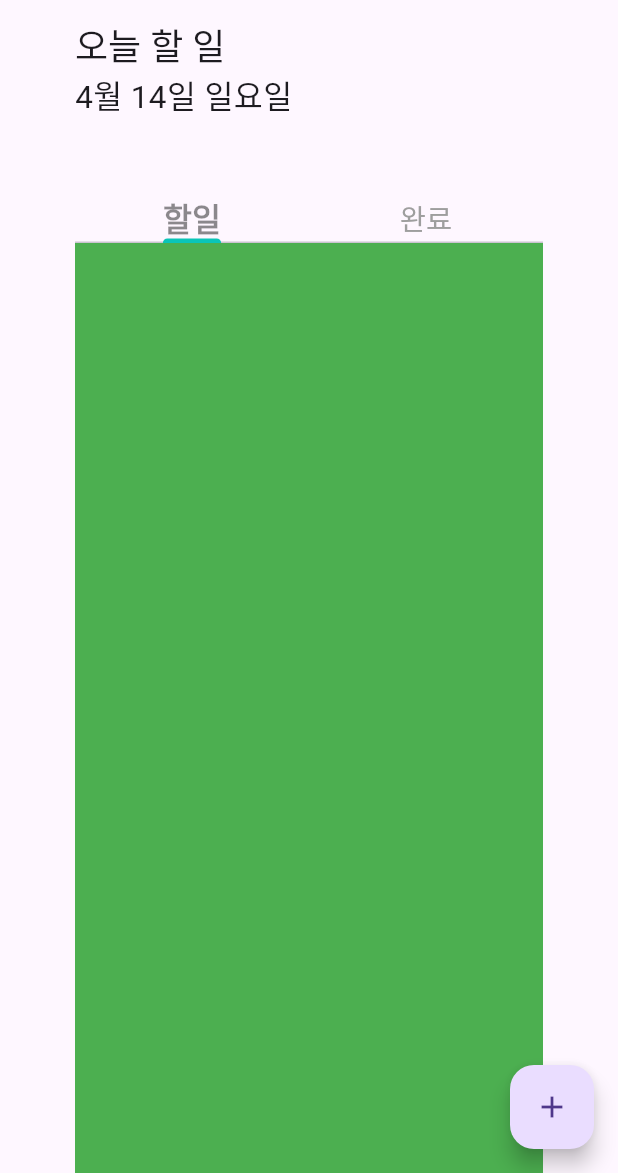
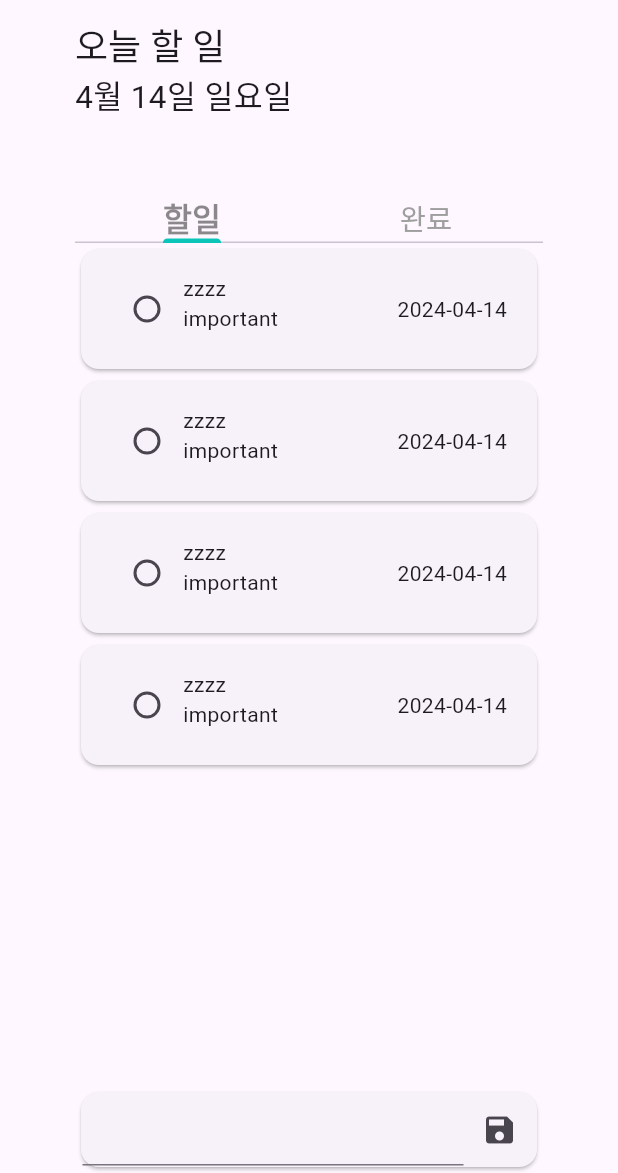
Before and after one commit to beetrbgus/sinchone-flutter, a Flutter app: the screen it shows after launch, on a phone screen of 412 x 824 dp, the part 63-1236 px from its top. Run offline on Flutter 3.47's test engine with Material 3 defaults, Android fonts, the phone set to English and light mode, and no system bars.

Commit message:
feat - 하단 추가 버튼 생성

```diff
--- a/todo/lib/models/todo.dart
+++ b/todo/lib/models/todo.dart
@@ -1,17 +1,28 @@
+import 'package:flutter/material.dart';
+
 class Todo {
   final String content;
   final DateTime deadline;
+  final Category category;
 
   Todo({
     required this.content,
     required this.deadline,
+    required this.category,
   });
 }
 
-enum Catetory {
+enum Category {
   today,
   important,
   planned,
   work,
   ;
 }
+
+const categoryIconse = {
+  Category.today: Icons.today,
+  Category.important: Icons.notification_important_rounded,
+  Category.planned: Icons.note_alt_sharp,
+  Category.work: Icons.work,
+};
--- a/todo/lib/todoMain.dart
+++ b/todo/lib/todoMain.dart
@@ -1,5 +1,7 @@
 import 'package:flutter/material.dart';
 import 'package:intl/intl.dart';
+import 'package:todo/models/todo.dart';
+import 'package:todo/todo_list/todo_list.dart';
 import 'package:todo/weekday.dart';
 
 final dateformatter = DateFormat("yyyy-MM-dd");
@@ -12,6 +14,29 @@ class TodoMain extends StatefulWidget {
 }
 
 class _TodoState extends State<TodoMain> with SingleTickerProviderStateMixin {
+  final _taskController = TextEditingController();
+  List<Todo> todos = [
+    Todo(
+      content: "zzzz",
+      deadline: DateTime.now(),
+      category: Category.important,
+    ),
+    Todo(
+      content: "zzzz",
+      deadline: DateTime.now(),
+      category: Category.important,
+    ),
+    Todo(
+      content: "zzzz",
+      deadline: DateTime.now(),
+      category: Category.important,
+    ),
+    Todo(
+      content: "zzzz",
+      deadline: DateTime.now(),
+      category: Category.important,
+    ),
+  ];
   String _nowDay() {
     var now = DateTime.now();
     WeekDay weekDay = WeekDay.fromCode(now.weekday);
@@ -46,7 +71,7 @@ class _TodoState extends State<TodoMain> with SingleTickerProviderStateMixin {
         body: Container(
           padding: const EdgeInsets.symmetric(horizontal: 50),
           child: Column(
-          mainAxisAlignment: MainAxisAlignment.start,
+            mainAxisAlignment: MainAxisAlignment.spaceEvenly,
             crossAxisAlignment: CrossAxisAlignment.start,
             children: [
               Text(
@@ -88,23 +113,34 @@ class _TodoState extends State<TodoMain> with SingleTickerProviderStateMixin {
                 child: TabBarView(
                   controller: _tabController,
                   children: [
-                  Container(
-                    color: Colors.green,
-                  ),
+                    TodoList(todos: todos),
                     Container(
                       color: Colors.blue[200],
                     ),
                   ],
                 ),
               ),
+              Card(
+                child: Padding(
+                  padding: const EdgeInsets.all(1.0),
+                  child: Row(
+                    mainAxisAlignment: MainAxisAlignment.spaceEvenly,
+                    children: [
+                      Expanded(
+                        child: TextField(
+                          controller: _taskController,
+                        ),
+                      ),
+                      IconButton(
+                        onPressed: () {},
+                        icon: const Icon(Icons.save),
+                      )
                     ],
                   ),
                 ),
-      floatingActionButton: FloatingActionButton(
-        onPressed: () => {},
-        tooltip: 'Increment',
-        child: const Icon(Icons.add),
-      ), // This trailing comma makes auto-formatting nicer for build methods.
-    );
+              ),
+            ],
+          ),
+        ));
   }
 }
--- a/todo/lib/todo_list/todo_item.dart
+++ b/todo/lib/todo_list/todo_item.dart
@@ -1,12 +1,15 @@
 import 'package:flutter/material.dart';
+import 'package:intl/intl.dart';
 import 'package:todo/models/todo.dart';
+
+final dateformatter = DateFormat("yyyy-MM-dd");
 
 class TodoItem extends StatelessWidget {
   const TodoItem(
     this.todo, {
     super.key,
   });
-
+  final bool _isChekced = false;
   final Todo todo;
   @override
   Widget build(BuildContext context) {
@@ -18,9 +21,30 @@ class TodoItem extends StatelessWidget {
               horizontal: 20,
               vertical: 16,
             ),
-            child: Column(
+            child: Row(
+              mainAxisAlignment: MainAxisAlignment.spaceBetween,
               children: [
-                Text(todo.content),
+                Row(
+                  crossAxisAlignment: CrossAxisAlignment.start,
+                  mainAxisAlignment: MainAxisAlignment.start,
+                  children: [
+                    Checkbox(
+                      shape: RoundedRectangleBorder(
+                        borderRadius: BorderRadius.circular(15),
+                      ),
+                      value: _isChekced,
+                      onChanged: (value) {},
+                    ),
+                    Column(
+                      crossAxisAlignment: CrossAxisAlignment.start,
+                      children: [
+                        Text(todo.content),
+                        Text(todo.category.name),
+                      ],
+                    ),
+                  ],
+                ),
+                Text(dateformatter.format(todo.deadline)),
               ],
             ),
           )
--- a/todo/lib/todo_list/todo_list.dart
+++ b/todo/lib/todo_list/todo_list.dart
@@ -5,20 +5,20 @@ import 'package:todo/todo_list/todo_item.dart';
 class TodoList extends StatelessWidget {
   const TodoList({
     super.key,
-    required this.expenses,
+    required this.todos,
   });
 
-  final List<Todo> expenses;
+  final List<Todo> todos;
   @override
   Widget build(BuildContext context) {
     return ListView.builder(
-      itemCount: expenses.length,
+      itemCount: todos.length,
       itemBuilder: (context, index) => Dismissible(
         key: ValueKey(
-          expenses[index],
+          todos[index],
         ),
         child: TodoItem(
-          expenses[index],
+          todos[index],
         ),
       ),
     );
```
Lines whose indentation alone changed are shown as unchanged.
